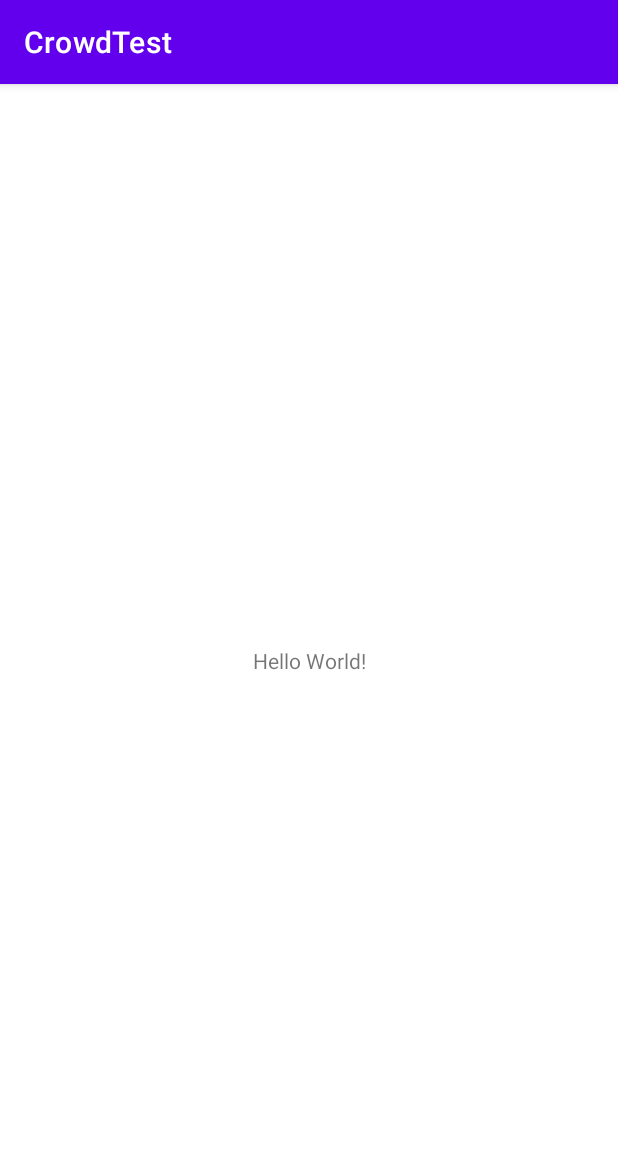
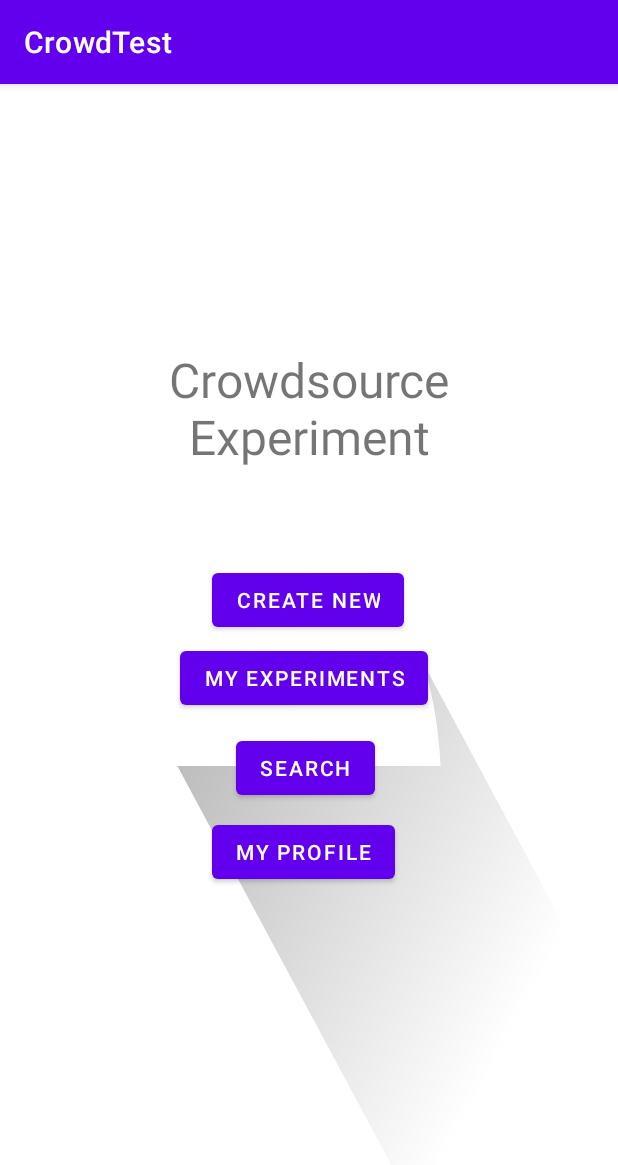
Before and after one commit to CMPUT301W21T26/CrowdTest, an Android app: the screen it shows after launch (MainActivity), on a phone screen of 412 x 824 dp. Shown: the top 1165 px of the screen. Run offline under Robolectric (Android 15) with nearby library versions, the phone set to English and light mode, and no system bars.

Commit message:
Set up activity_main layout, create on click listeners in MainActivity, create PageAdapter, MyExpFragment, SubscribedExpFragment and ExperimentListActivity for the tabbed view of Subscribed and Owned experiments

```diff
--- a/app/build.gradle
+++ b/app/build.gradle
@@ -35,6 +35,7 @@ dependencies {
     implementation platform('com.google.firebase:firebase-bom:26.6.0')
     implementation 'com.google.firebase:firebase-firestore'
     implementation 'com.android.support:multidex:1.0.3'
+    implementation 'androidx.legacy:legacy-support-v4:1.0.0'
     testImplementation 'junit:junit:4.+'
     androidTestImplementation 'androidx.test.ext:junit:1.1.2'
     androidTestImplementation 'androidx.test.espresso:espresso-core:3.3.0'
--- a/app/src/main/AndroidManifest.xml
+++ b/app/src/main/AndroidManifest.xml
@@ -9,6 +9,7 @@
         android:roundIcon="@mipmap/ic_launcher_round"
         android:supportsRtl="true"
         android:theme="@style/Theme.CrowdTest">
+        <activity android:name=".ExperimentListActivity"></activity>
         <activity android:name=".MainActivity">
             <intent-filter>
                 <action android:name="android.intent.action.MAIN" />
--- a/app/src/main/java/com/example/crowdtest/MainActivity.java
+++ b/app/src/main/java/com/example/crowdtest/MainActivity.java
@@ -2,13 +2,59 @@ package com.example.crowdtest;
 
 import androidx.appcompat.app.AppCompatActivity;
 
+import android.content.Intent;
 import android.os.Bundle;
+import android.view.View;
+import android.widget.Button;
 
 public class MainActivity extends AppCompatActivity {
+
+    private Button createNewButton;
+    private Button myExperimentButton;
+    private Button searchButton;
+    private Button profileButton;
 
     @Override
     protected void onCreate(Bundle savedInstanceState) {
         super.onCreate(savedInstanceState);
         setContentView(R.layout.activity_main);
+
+        createNewButton = (Button) findViewById(R.id.create_new_button);
+        myExperimentButton = (Button) findViewById(R.id.my_exp_button);
+        searchButton = (Button) findViewById(R.id.search_button);
+        profileButton = (Button) findViewById(R.id.profile_button);
+
+        createNewButton.setOnClickListener(new View.OnClickListener() {
+            @Override
+            public void onClick(View view) {
+
+
+            }
+        });
+
+        myExperimentButton.setOnClickListener(new View.OnClickListener() {
+            @Override
+            public void onClick(View view) {
+
+                Intent intent = new Intent(view.getContext(), ExperimentListActivity.class);
+
+                startActivity(intent);
+            }
+        });
+
+        searchButton.setOnClickListener(new View.OnClickListener() {
+            @Override
+            public void onClick(View view) {
+
+            }
+        });
+
+        profileButton.setOnClickListener(new View.OnClickListener() {
+            @Override
+            public void onClick(View view) {
+
+            }
+        });
+
     }
 }
--- a/app/src/main/res/layout/activity_main.xml
+++ b/app/src/main/res/layout/activity_main.xml
@@ -4,15 +4,65 @@
     xmlns:tools="http://schemas.android.com/tools"
     android:layout_width="match_parent"
     android:layout_height="match_parent"
+    android:background="@drawable/ic_launcher_foreground"
     tools:context=".MainActivity">
 
     <TextView
+        android:id="@+id/textView2"
+        android:layout_width="213dp"
+        android:layout_height="104dp"
+        android:layout_marginTop="60dp"
+        android:gravity="center_horizontal"
+        android:text="Crowdsource Experiment"
+        android:textSize="32dp"
+        app:layout_constraintBottom_toTopOf="@+id/create_new_button"
+        app:layout_constraintEnd_toEndOf="parent"
+        app:layout_constraintStart_toStartOf="parent"
+        app:layout_constraintTop_toTopOf="parent"
+        app:layout_constraintVertical_bias="0.739" />
+
+    <Button
+        android:id="@+id/create_new_button"
         android:layout_width="wrap_content"
         android:layout_height="wrap_content"
-        android:text="Hello World!"
+        android:layout_marginBottom="4dp"
+        android:text="Create New"
+        app:layout_constraintBottom_toTopOf="@+id/my_exp_button"
+        app:layout_constraintEnd_toEndOf="parent"
+        app:layout_constraintHorizontal_bias="0.498"
+        app:layout_constraintStart_toStartOf="parent" />
+
+    <Button
+        android:id="@+id/my_exp_button"
+        android:layout_width="wrap_content"
+        android:layout_height="wrap_content"
+        android:layout_marginBottom="12dp"
+        android:text="My Experiments"
+        app:layout_constraintBottom_toTopOf="@+id/search_button"
+        app:layout_constraintEnd_toEndOf="parent"
+        app:layout_constraintHorizontal_bias="0.487"
+        app:layout_constraintStart_toStartOf="parent" />
+
+    <Button
+        android:id="@+id/search_button"
+        android:layout_width="wrap_content"
+        android:layout_height="wrap_content"
+        android:layout_marginBottom="8dp"
+        android:text="Search"
+        app:layout_constraintBottom_toTopOf="@+id/profile_button"
+        app:layout_constraintEnd_toEndOf="parent"
+        app:layout_constraintHorizontal_bias="0.493"
+        app:layout_constraintStart_toStartOf="parent" />
+
+    <Button
+        android:id="@+id/profile_button"
+        android:layout_width="wrap_content"
+        android:layout_height="wrap_content"
+        android:layout_marginBottom="232dp"
+        android:text="My Profile"
         app:layout_constraintBottom_toBottomOf="parent"
-        app:layout_constraintLeft_toLeftOf="parent"
-        app:layout_constraintRight_toRightOf="parent"
-        app:layout_constraintTop_toTopOf="parent" />
+        app:layout_constraintEnd_toEndOf="parent"
+        app:layout_constraintHorizontal_bias="0.487"
+        app:layout_constraintStart_toStartOf="parent" />
 
 </androidx.constraintlayout.widget.ConstraintLayout>
--- a/app/src/main/res/values/strings.xml
+++ b/app/src/main/res/values/strings.xml
@@ -1,3 +1,5 @@
 <resources>
     <string name="app_name">CrowdTest</string>
+    <!-- TODO: Remove or change this placeholder text -->
+    <string name="hello_blank_fragment">Hello blank fragment</string>
 </resources>
```
Also changed, not shown: app/src/main/java/com/example/crowdtest/Experiment.java (+8 -0 lines), app/src/main/java/com/example/crowdtest/ExperimentListActivity.java (added, +59 -0 lines), app/src/main/java/com/example/crowdtest/ExperimentManager.java (+32 -1 lines), app/src/main/java/com/example/crowdtest/MyExpFragment.java (added, +69 -0 lines), app/src/main/java/com/example/crowdtest/PagerAdapter.java (added, +59 -0 lines), app/src/main/java/com/example/crowdtest/SubscribedExpFragment.java (added, +68 -0 lines), app/src/main/res/layout/activity_experiment_list.xml (added, +40 -0 lines), app/src/main/res/layout/fragment_my_exp.xml (added, +12 -0 lines), app/src/main/res/layout/fragment_subscribed_exp.xml (added, +12 -0 lines).
